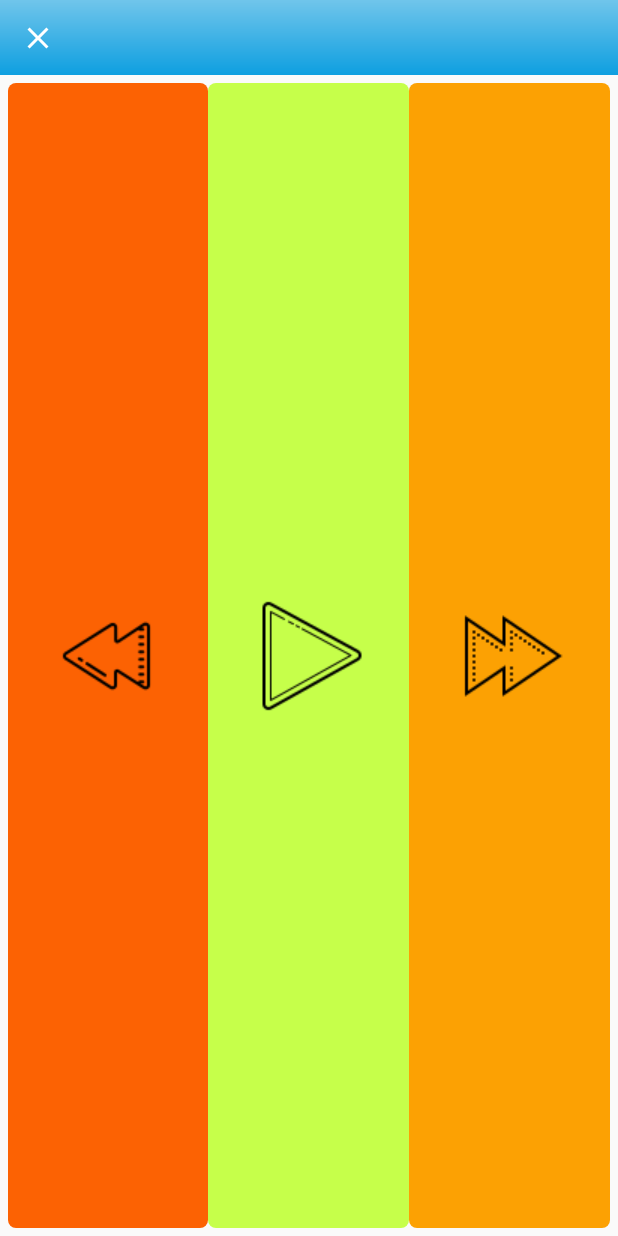
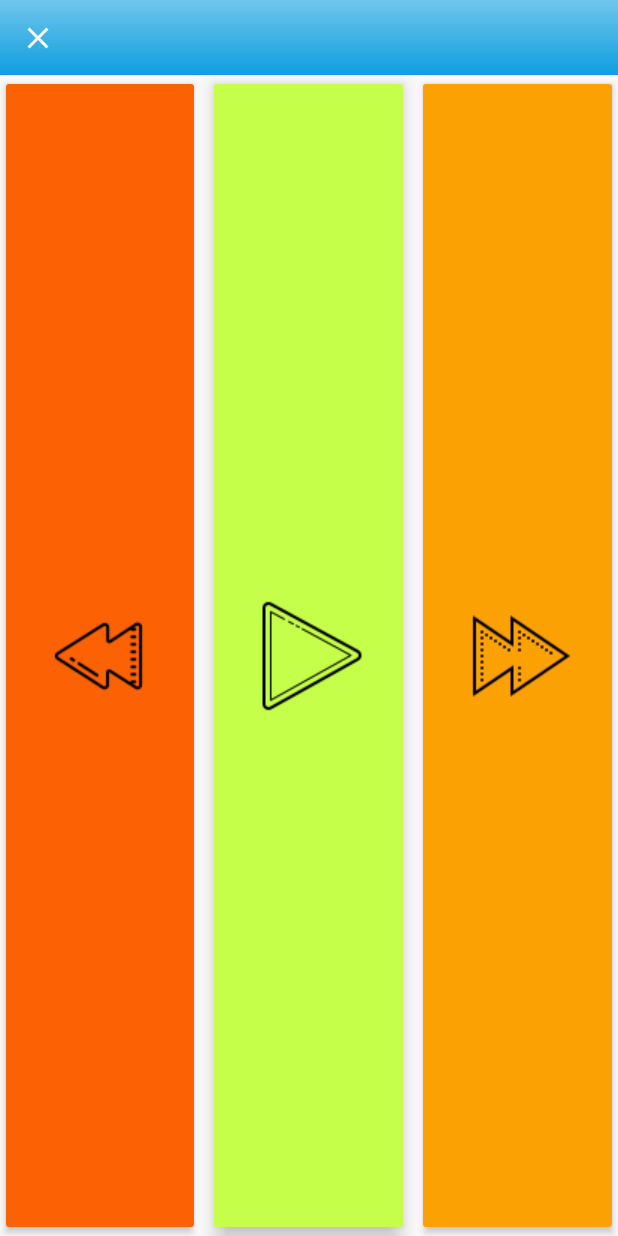
Before and after one commit to jdotcole233/karico_play, an Android app: the KaricoMotorSkillTwo screen opened directly, with no data from a screen before it, on a phone screen of 412 x 824 dp. Run offline under Robolectric (Android 15) with nearby library versions, the phone set to English and light mode, and no system bars; Roboto replaces fonts that are not available here; 1 statement that could not run was skipped.

Commit message:
working progress 2

```diff
--- a/app/src/main/java/com/ultitrust/karico/Model/MusicState.java
+++ b/app/src/main/java/com/ultitrust/karico/Model/MusicState.java
@@ -2,7 +2,9 @@ package com.ultitrust.karico.Model;
 
 import android.net.Uri;
 
-public class MusicState {
+import java.io.Serializable;
+
+public class MusicState implements Serializable {
     private int buttonType;
     private Uri musicUri;
     private int musiccurrentPosition;
--- a/app/src/main/res/drawable/button_rounded_edges.xml
+++ b/app/src/main/res/drawable/button_rounded_edges.xml
@@ -1,4 +1,5 @@
 <?xml version="1.0" encoding="utf-8"?>
 <shape android:shape="rectangle" xmlns:android="http://schemas.android.com/apk/res/android">
-    <corners android:radius="5dp"/>
+    <corners android:radius="5dp"
+        />
 </shape>
--- a/app/src/main/res/layout/activity_karico_instruction.xml
+++ b/app/src/main/res/layout/activity_karico_instruction.xml
@@ -60,6 +60,7 @@
         android:layout_below="@+id/instructiondata"
         android:layout_alignParentRight="true"
         android:layout_marginRight="20dp"
+        android:layout_marginBottom="10dp"
         android:textColor="#ffffff"
         android:background="@drawable/button_rounded_edges"
         android:backgroundTint="#f58442"
--- a/app/src/main/res/layout/activity_karico_motor_skill_two.xml
+++ b/app/src/main/res/layout/activity_karico_motor_skill_two.xml
@@ -28,7 +28,6 @@
         android:layout_height="match_parent"
         android:layout_below="@+id/intermediaryheader"
         android:orientation="horizontal"
-        android:padding="5dp"
         >
 
         <ImageButton
@@ -37,9 +36,9 @@
             android:layout_width="0dp"
             android:layout_height="match_parent"
             android:src="@drawable/icons_reverse"
-            android:elevation="13dp"
             android:backgroundTint="#fc6203"
-            android:background="@drawable/button_rounded_edges"
+            android:layout_marginRight="5dp"
+            android:elevation="3dp"
 
             />
 
@@ -49,9 +48,9 @@
             android:layout_width="0dp"
             android:layout_height="match_parent"
             android:src="@drawable/icons_play"
-            android:elevation="13dp"
             android:backgroundTint="#c6ff4a"
-            android:background="@drawable/button_rounded_edges"
+            android:elevation="8dp"
+
 
             />
         <ImageButton
@@ -61,9 +60,8 @@
             android:layout_height="match_parent"
             android:src="@drawable/icons_fast_forward"
             android:backgroundTint="#fca103"
-            android:background="@drawable/button_rounded_edges"
-            android:elevation="13dp"
-
+            android:layout_marginLeft="5dp"
+            android:elevation="3dp"
             />
     </LinearLayout>
 
```
Also changed, not shown: app/src/main/java/com/ultitrust/karico/Adapter/KaricoPlayerEn.java (+37 -3 lines), app/src/main/java/com/ultitrust/karico/KaricoMotorPlayer.java (+30 -19 lines), app/src/main/java/com/ultitrust/karico/KaricoMotorSkillTwo.java (+44 -1 lines), app/src/main/res/layout/activity_karico_motor_player.xml (+4 -4 lines).
